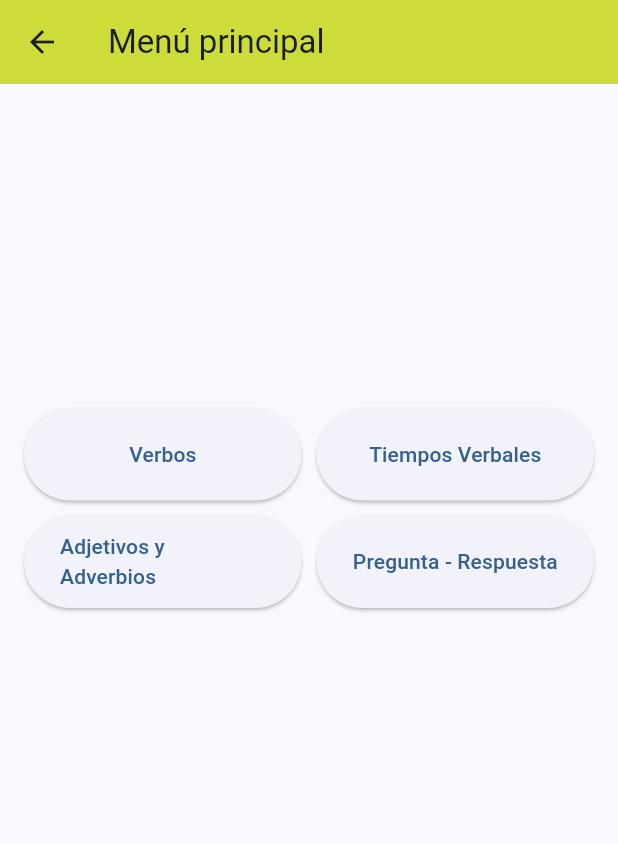
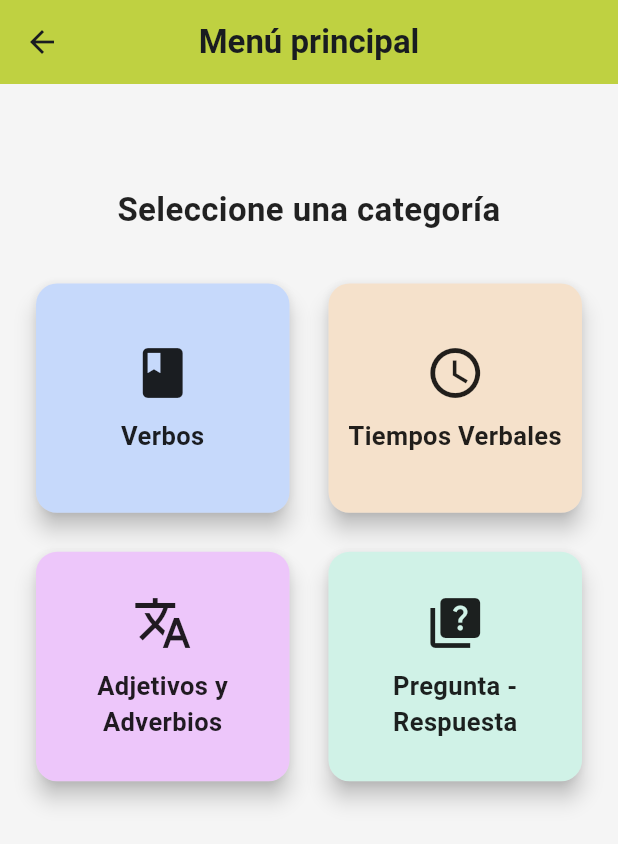
Before and after one commit to quispechoque/app_intermedio, a Flutter app: the MenuJuegos screen opened by its route, on a phone screen of 412 x 824 dp. Shown: the top 844 px of the screen. Run offline on Flutter 3.47's test engine with Material 3 defaults, Android fonts, the light colour scheme and no system bars; our stand-ins replace audioplayers.

Commit message:
Estilos de botones de la pantalla menu principal

```diff
--- a/lib/pantallas/ventana_juegos.dart
+++ b/lib/pantallas/ventana_juegos.dart
@@ -1,5 +1,4 @@
 import 'package:flutter/material.dart';
-
 /*
   Aldrin Rocha
   NOTA: cambie el nombre para evitar confuciones
@@ -11,65 +10,123 @@ import 'package:flutter/material.dart';
   Ahora:
     Navigator.pushNamed(context, '/direccion');
 */
-
 class MenuJuegos extends StatelessWidget {
   const MenuJuegos({super.key});
 
   @override
   Widget build(BuildContext context) {
     return Scaffold(
-      appBar: AppBar(title: const Text("Menú principal"), backgroundColor: Colors.lime,),
+      backgroundColor: const Color(0xFFF5F5F5),
+      appBar: AppBar(
+        title: const Text(
+          "Menú principal",
+          style: TextStyle(fontWeight: FontWeight.bold, fontSize: 22),
+        ),
+        backgroundColor: Colors.lime,
+        centerTitle: true,
+        elevation: 4,
+      ),
       body: Padding(
-        padding: const EdgeInsets.all(16.0),
-        child: Center(
-          child: Column(
-            //mainAxisAlignment: MainAxisAlignment.center,
-            children: [
-              const SizedBox(height: 200),
-              //Grid para los botones
-              GridView.count(
-                crossAxisCount: 2, // dos columnas(en auto crea dos filas)
-                mainAxisSpacing: 10,//espaciado en vertical
-                crossAxisSpacing: 10,//espaciado en horaizontal
-                //añadi el espaciado asi porque usar Sizedbox aqui era complicado
-                childAspectRatio: 3,
-                shrinkWrap: true,
-                physics: const NeverScrollableScrollPhysics(), //esto evitar la barra de delizamiento
+        padding: const EdgeInsets.symmetric(horizontal: 20, vertical: 28),
+        child: Column(
+          children: [
+
+            const SizedBox(height: 40),
+
+            // Título decorativo
+            const Text(
+              "Seleccione una categoría",
+              style: TextStyle(
+                fontSize: 22,
+                fontWeight: FontWeight.bold,
+                color: Colors.black87,
+              ),
+              textAlign: TextAlign.center,
+            ),
+
+            const SizedBox(height: 30),
+
+            // Grid de botones con estilo
+            Expanded(
+              child: GridView.count(
+                crossAxisCount: 2,
+                mainAxisSpacing: 18,
+                crossAxisSpacing: 18,
+                childAspectRatio: 1.1,
+                physics: const NeverScrollableScrollPhysics(),
                 children: [
-                  // boton Verbos
-                  ElevatedButton(
-                    onPressed: () {
-                      Navigator.pushNamed(context, '/verbos');
-                    },
-                    style: ElevatedButton.styleFrom(
-                      fixedSize: const Size(double.infinity, 20),
-                    ),
-                    child: const Text("Verbos"),
+                  _botonMenu(
+                    contexto: context,
+                    texto: "Verbos",
+                    ruta: '/verbos',
+                    icono: Icons.book,
+                    color: Colors.blueAccent,
                   ),
-                  // boton timepos Verbales
-                  ElevatedButton(
-                    onPressed: () {
-                      Navigator.pushNamed(context, '/ventana_tiempos_verbales');
-                    },
-                    child: const Text("Tiempos Verbales"),
+                  _botonMenu(
+                    contexto: context,
+                    texto: "Tiempos Verbales",
+                    ruta: '/ventana_tiempos_verbales',
+                    icono: Icons.access_time,
+                    color: Colors.orangeAccent,
                   ),
-                  // boton adjetivos y adverbios
-                  ElevatedButton(
-                    onPressed: () {
-                      Navigator.pushNamed(context, '/adjetivos');
-                    },
-                    child: const Text("Adjetivos y Adverbios"),
+                  _botonMenu(
+                    contexto: context,
+                    texto: "Adjetivos y Adverbios",
+                    ruta: '/adjetivos',
+                    icono: Icons.translate,
+                    color: Colors.purpleAccent,
                   ),
-                  // botn pregunta y respuesta
-                  ElevatedButton(
-                    onPressed: () {
-                      Navigator.pushNamed(context, '/preguntas');
-                    },
-                    child: const Text("Pregunta - Respuesta"),
+                  _botonMenu(
+                    contexto: context,
+                    texto: "Pregunta - Respuesta",
+                    ruta: '/preguntas',
+                    icono: Icons.quiz,
+                    color: Colors.greenAccent,
                   ),
                 ],
               ),
-            ],
+            ),
+          ],
+        ),
+      ),
+    );
+  }
+
+  // Widget personalizado
+  Widget _botonMenu({
+    required BuildContext contexto,
+    required String texto,
+    required String ruta,
+    required IconData icono,
+    required Color color,
+  }) {
+    return GestureDetector(
+      onTap: () => Navigator.pushNamed(contexto, ruta),
+      child: Card(
+        elevation: 6,
+        shape: RoundedRectangleBorder(borderRadius: BorderRadius.circular(14)),
+        child: Container(
+          decoration: BoxDecoration(
+            borderRadius: BorderRadius.circular(14),
+            color: color.withOpacity(0.25),
+          ),
+          child: Center(
+            child: Column(
+              mainAxisSize: MainAxisSize.min,
+              children: [
+                Icon(icono, size: 40, color: Colors.black87),
+                const SizedBox(height: 10),
+                Text(
+                  texto,
+                  textAlign: TextAlign.center,
+                  style: const TextStyle(
+                    fontSize: 17,
+                    fontWeight: FontWeight.bold,
+                    color: Colors.black87,
+                  ),
+                )
+              ],
+            ),
           ),
         ),
       ),
```
